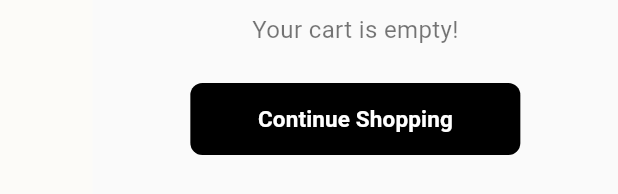
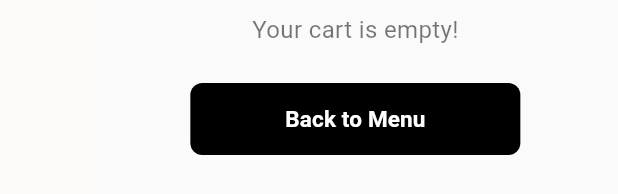
Before and after one commit to pawan-arora/da-crust-app, a Flutter app: the CartSideSheet widget shown alone on an empty page, opened directly, on a phone screen of 412 x 824 dp. Shown: the part 652-846 px from the top of the screen. Run offline on Flutter 3.47's test engine with Material 3 defaults, Android fonts, the phone set to English and light mode, and no system bars; our stand-ins replace cached_network_image, cloud_firestore, cloud_functions, confetti, firebase_core, flutter_dotenv and 3 more; missing offline and left inert: dart:js_interop, dart:ui_web; accounts and stored records are empty.

Commit message:
removed incorrect text when cart is empty

```diff
--- a/lib/features/cart/screens/cart_side_sheet.dart
+++ b/lib/features/cart/screens/cart_side_sheet.dart
@@ -176,7 +176,7 @@ class _CartSideSheetState extends State<CartSideSheet> {
               ),
               onPressed: () => Navigator.pop(context),
               child: const Text(
-                "Continue Shopping",
+                "Back to Menu",
                 style: TextStyle(fontWeight: FontWeight.bold, fontSize: 15),
               ),
             ),
```
